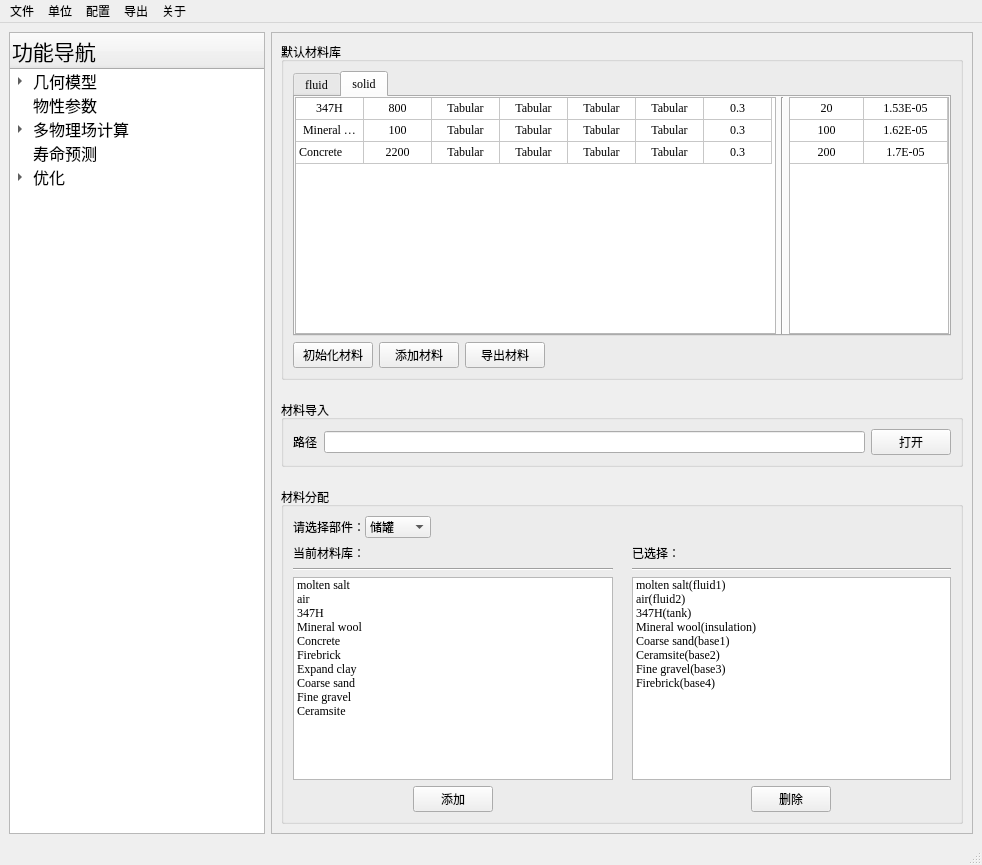
First picture: the form in ui/py_ansys_ui.ui, repository GuoHB666/PyAnsysWorkbench, before the edit.
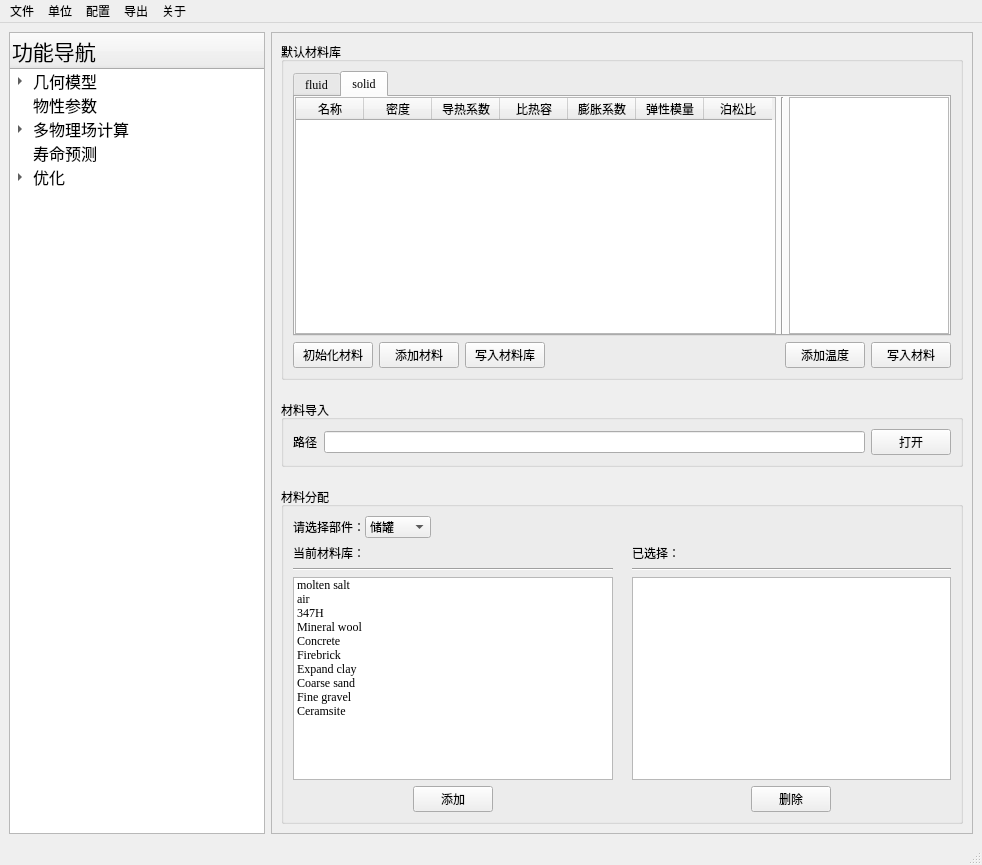
Second picture: the form after the edit. The open tabs and pages were chosen to show the change. Icons and pictures are not drawn.

Diff of the .ui file:
```diff
--- a/ui/py_ansys_ui.ui
+++ b/ui/py_ansys_ui.ui
@@ -606,9 +606,6 @@
                  <property name="textElideMode">
                   <enum>Qt::ElideMiddle</enum>
                  </property>
-                 <attribute name="horizontalHeaderVisible">
-                  <bool>false</bool>
-                 </attribute>
                  <attribute name="horizontalHeaderCascadingSectionResizes">
                   <bool>false</bool>
                  </attribute>
@@ -645,30 +642,6 @@
                  <attribute name="verticalHeaderStretchLastSection">
                   <bool>false</bool>
                  </attribute>
-                 <row>
-                  <property name="text">
-                   <string>1</string>
-                  </property>
-                  <property name="textAlignment">
-                   <set>AlignCenter</set>
-                  </property>
-                 </row>
-                 <row>
-                  <property name="text">
-                   <string>2</string>
-                  </property>
-                  <property name="textAlignment">
-                   <set>AlignCenter</set>
-                  </property>
-                 </row>
-                 <row>
-                  <property name="text">
-                   <string>3</string>
-                  </property>
-                  <property name="textAlignment">
-                   <set>AlignCenter</set>
-                  </property>
-                 </row>
                  <column>
                   <property name="text">
                    <string>名称</string>
@@ -688,14 +661,6 @@
                    <set>AlignCenter</set>
                   </property>
                  </column>
-                 <column>
-                  <property name="text">
-                   <string>比热容</string>
-                  </property>
-                  <property name="textAlignment">
-                   <set>AlignCenter</set>
-                  </property>
-                 </column>
                  <column>
                   <property name="text">
                    <string>导热系数</string>
@@ -704,6 +669,14 @@
                    <set>AlignCenter</set>
                   </property>
                  </column>
+                 <column>
+                  <property name="text">
+                   <string>比热容</string>
+                  </property>
+                  <property name="textAlignment">
+                   <set>AlignCenter</set>
+                  </property>
+                 </column>
                  <column>
                   <property name="text">
                    <string>膨胀系数</string>
@@ -728,171 +701,6 @@
                    <set>AlignCenter</set>
                   </property>
                  </column>
-                 <item row="0" column="0">
-                  <property name="text">
-                   <string>347H</string>
-                  </property>
-                  <property name="textAlignment">
-                   <set>AlignCenter</set>
-                  </property>
-                 </item>
-                 <item row="0" column="1">
-                  <property name="text">
-                   <string>800</string>
-                  </property>
-                  <property name="textAlignment">
-                   <set>AlignCenter</set>
-                  </property>
-                 </item>
-                 <item row="0" column="2">
-                  <property name="text">
-                   <string>Tabular</string>
-                  </property>
-                  <property name="textAlignment">
-                   <set>AlignCenter</set>
-                  </property>
-                 </item>
-                 <item row="0" column="3">
-                  <property name="text">
-                   <string>Tabular</string>
-                  </property>
-                  <property name="textAlignment">
-                   <set>AlignCenter</set>
-                  </property>
-                 </item>
-                 <item row="0" column="4">
-                  <property name="text">
-                   <string>Tabular</string>
-                  </property>
-                  <property name="textAlignment">
-                   <set>AlignCenter</set>
-                  </property>
-                 </item>
-                 <item row="0" column="5">
-                  <property name="text">
-                   <string>Tabular</string>
-                  </property>
-                  <property name="textAlignment">
-                   <set>AlignCenter</set>
-                  </property>
-                 </item>
-                 <item row="0" column="6">
-                  <property name="text">
-                   <string>0.3</string>
-                  </property>
-                  <property name="textAlignment">
-                   <set>AlignCenter</set>
-                  </property>
-                 </item>
-                 <item row="1" column="0">
-                  <property name="text">
-                   <string>Mineral wool</string>
-                  </property>
-                  <property name="textAlignment">
-                   <set>AlignCenter</set>
-                  </property>
-                 </item>
-                 <item row="1" column="1">
-                  <property name="text">
-                   <string>100</string>
-                  </property>
-                  <property name="textAlignment">
-                   <set>AlignCenter</set>
-                  </property>
-                 </item>
-                 <item row="1" column="2">
-                  <property name="text">
-                   <string>Tabular</string>
-                  </property>
-                  <property name="textAlignment">
-                   <set>AlignCenter</set>
-                  </property>
-                 </item>
-                 <item row="1" column="3">
-                  <property name="text">
-                   <string>Tabular</string>
-                  </property>
-                  <property name="textAlignment">
-                   <set>AlignCenter</set>
-                  </property>
-                 </item>
-                 <item row="1" column="4">
-                  <property name="text">
-                   <string>Tabular</string>
-                  </property>
-                  <property name="textAlignment">
-                   <set>AlignCenter</set>
-                  </property>
-                 </item>
-                 <item row="1" column="5">
-                  <property name="text">
-                   <string>Tabular</string>
-                  </property>
-                  <property name="textAlignment">
-                   <set>AlignCenter</set>
-                  </property>
-                 </item>
-                 <item row="1" column="6">
-                  <property name="text">
-                   <string>0.3</string>
-                  </property>
-                  <property name="textAlignment">
-                   <set>AlignCenter</set>
-                  </property>
-                 </item>
-                 <item row="2" column="0">
-                  <property name="text">
-                   <string>Concrete</string>
-                  </property>
-                 </item>
-                 <item row="2" column="1">
-                  <property name="text">
-                   <string>2200</string>
-                  </property>
-                  <property name="textAlignment">
-                   <set>AlignCenter</set>
-                  </property>
-                 </item>
-                 <item row="2" column="2">
-                  <property name="text">
-                   <string>Tabular</string>
-                  </property>
-                  <property name="textAlignment">
-                   <set>AlignCenter</set>
-                  </property>
-                 </item>
-                 <item row="2" column="3">
-                  <property name="text">
-                   <string>Tabular</string>
-                  </property>
-                  <property name="textAlignment">
-                   <set>AlignCenter</set>
-                  </property>
-                 </item>
-                 <item row="2" column="4">
-                  <property name="text">
-                   <string>Tabular</string>
-                  </property>
-                  <property name="textAlignment">
-                   <set>AlignCenter</set>
-                  </property>
-                 </item>
-                 <item row="2" column="5">
-                  <property name="text">
-                   <string>Tabular</string>
-                  </property>
-                  <property name="textAlignment">
-                   <set>AlignCenter</set>
-                  </property>
-                 </item>
-                 <item row="2" column="6">
-                  <property name="text">
-                   <string>0.3</string>
-                  </property>
-                  <property name="textAlignment">
-                   <set>AlignCenter</set>
-                  </property>
-                 </item>
                 </widget>
                </item>
                <item>
@@ -928,21 +736,6 @@
                  <attribute name="verticalHeaderStretchLastSection">
                   <bool>false</bool>
                  </attribute>
-                 <row>
-                  <property name="text">
-                   <string>1</string>
-                  </property>
-                 </row>
-                 <row>
-                  <property name="text">
-                   <string>2</string>
-                  </property>
-                 </row>
-                 <row>
-                  <property name="text">
-                   <string>3</string>
-                  </property>
-                 </row>
                  <column>
                   <property name="text">
                    <string>温度</string>
@@ -953,54 +746,6 @@
                    <string>大小</string>
                   </property>
                  </column>
-                 <item row="0" column="0">
-                  <property name="text">
-                   <string>20</string>
-                  </property>
-                  <property name="textAlignment">
-                   <set>AlignCenter</set>
-                  </property>
-                 </item>
-                 <item row="0" column="1">
-                  <property name="text">
-                   <string>1.53E-05</string>
-                  </property>
-                  <property name="textAlignment">
-                   <set>AlignCenter</set>
-                  </property>
-                 </item>
-                 <item row="1" column="0">
-                  <property name="text">
-                   <string>100</string>
-                  </property>
-                  <property name="textAlignment">
-                   <set>AlignCenter</set>
-                  </property>
-                 </item>
-                 <item row="1" column="1">
-                  <property name="text">
-                   <string>1.62E-05</string>
-                  </property>
-                  <property name="textAlignment">
-                   <set>AlignCenter</set>
-                  </property>
-                 </item>
-                 <item row="2" column="0">
-                  <property name="text">
-                   <string>200</string>
-                  </property>
-                  <property name="textAlignment">
-                   <set>AlignCenter</set>
-                  </property>
-                 </item>
-                 <item row="2" column="1">
-                  <property name="text">
-                   <string>1.7E-05</string>
-                  </property>
-                  <property name="textAlignment">
-                   <set>AlignCenter</set>
-                  </property>
-                 </item>
                 </widget>
                </item>
               </layout>
@@ -1026,7 +771,7 @@
              <item>
               <widget class="QPushButton" name="button_mat_export">
                <property name="text">
-                <string>导出材料</string>
+                <string>写入材料库</string>
                </property>
               </widget>
              </item>
@@ -1043,6 +788,20 @@
                </property>
               </spacer>
              </item>
+             <item>
+              <widget class="QPushButton" name="buttom_add_mat_temp">
+               <property name="text">
+                <string>添加温度</string>
+               </property>
+              </widget>
+             </item>
+             <item>
+              <widget class="QPushButton" name="buttom_add_mat_value">
+               <property name="text">
+                <string>写入材料</string>
+               </property>
+              </widget>
+             </item>
             </layout>
            </item>
           </layout>
@@ -1266,48 +1025,7 @@
                 </widget>
                </item>
                <item>
-                <widget class="QListWidget" name="listWidget_2">
-                 <item>
-                  <property name="text">
-                   <string>molten salt(fluid1)</string>
-                  </property>
-                 </item>
-                 <item>
-                  <property name="text">
-                   <string>air(fluid2)</string>
-                  </property>
-                 </item>
-                 <item>
-                  <property name="text">
-                   <string>347H(tank)</string>
-                  </property>
-                 </item>
-                 <item>
-                  <property name="text">
-                   <string>Mineral wool(insulation)</string>
-                  </property>
-                 </item>
-                 <item>
-                  <property name="text">
-                   <string>Coarse sand(base1)</string>
-                  </property>
-                 </item>
-                 <item>
-                  <property name="text">
-                   <string>Ceramsite(base2)</string>
-                  </property>
-                 </item>
-                 <item>
-                  <property name="text">
-                   <string>Fine gravel(base3)</string>
-                  </property>
-                 </item>
-                 <item>
-                  <property name="text">
-                   <string>Firebrick(base4)</string>
-                  </property>
-                 </item>
-                </widget>
+                <widget class="QListWidget" name="listWidget_2"/>
                </item>
                <item>
                 <layout class="QHBoxLayout" name="horizontalLayout_9">
```
Left out of the diff: 180 changed lines with no effect on the pictures.
